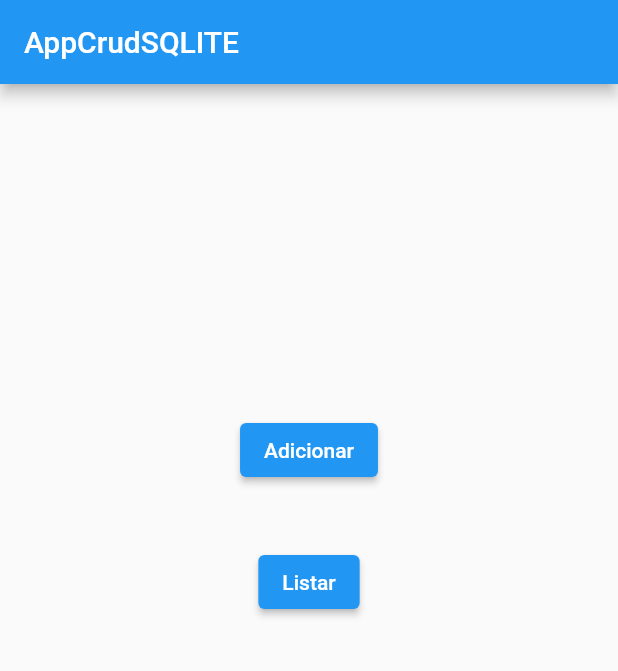
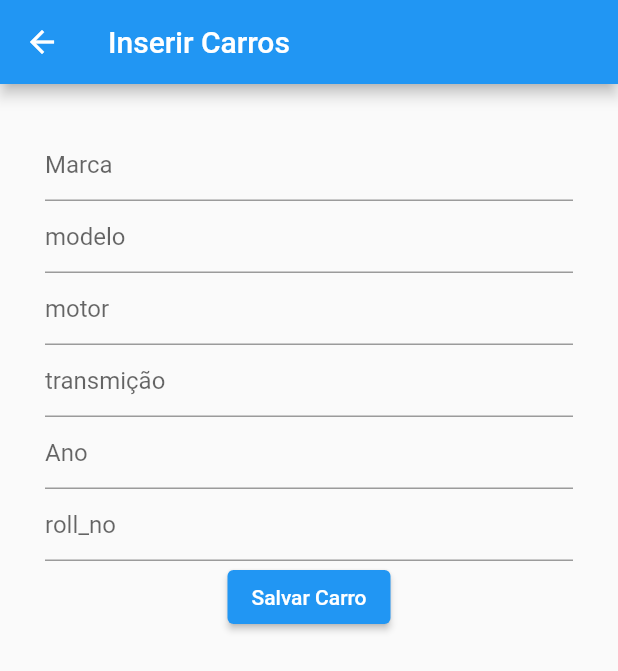
Before and after one commit to guicarsiqsantos/Projeto-FLUTTER, a Flutter app: the screen it shows after launch, after a tap on "Adicionar", on a phone screen of 412 x 824 dp. Shown: the top 671 px of the screen. Run offline on Flutter 3.47's test engine with Material 2 defaults, Android fonts, the phone set to English and light mode, and no system bars; our stand-ins replace sqflite; accounts and stored records are empty.

Commit message:
Subindo projeto

```diff
--- a/appcrudsqlite/lib/data/dbCarro.dart
+++ b/appcrudsqlite/lib/data/dbCarro.dart
@@ -21,7 +21,7 @@ class dbCarro {
       // When creating the db, create the table
 
       await db.execute('''
-                  CREATE TABLE IF NOT EXISTS books (
+                  CREATE TABLE IF NOT EXISTS carro (
                         id primary key,
                         marca varchar(255) not null,
                         modelo varchar(255) not null,
--- a/appcrudsqlite/lib/main.dart
+++ b/appcrudsqlite/lib/main.dart
@@ -35,20 +35,20 @@ class _HomeState extends State<Home> {
           SizedBox(height: 200),
           ElevatedButton(
             onPressed: () {
-            //  Navigator.push(context,
-               //   MaterialPageRoute(builder: (BuildContext context) {
-               // return AddBooks();
-             // }));
+            Navigator.push(context,
+               MaterialPageRoute(builder: (BuildContext context) {
+               return Add();
+             }));
             },
             child: Text("Adicionar"),
           ),
           SizedBox(height: 40),
           ElevatedButton(
             onPressed: () {
-              //Navigator.push(context,
-                //  MaterialPageRoute(builder: (BuildContext context) {
-               // return ListBooks();
-             // }));
+              Navigator.push(context,
+                MaterialPageRoute(builder: (BuildContext context) {
+               return ListCarro();
+             }));
             },
             child: Text("Listar"),
           ),
--- a/appcrudsqlite/lib/screens/add.dart
+++ b/appcrudsqlite/lib/screens/add.dart
@@ -0,0 +1,114 @@
+import 'package:flutter/material.dart';
+import 'package:appcrudsqlite/data/dbCarro.dart';
+
+class Add extends StatefulWidget {
+  @override
+  State<StatefulWidget> createState() {
+    return _Add();
+  }
+}
+
+class _Add extends State<Add> {
+  TextEditingController marca = TextEditingController();
+
+  TextEditingController modelo = TextEditingController();
+
+  TextEditingController motor = TextEditingController();
+
+  TextEditingController transmicao = TextEditingController();
+
+  TextEditingController ano = TextEditingController();
+
+  TextEditingController roll_no = TextEditingController();
+
+  //test editing controllers for form
+
+  dbCarro mydb = dbCarro(); //mydb new object from db.dart
+
+  @override
+  void initState() {
+    mydb.open(); //initilization database
+
+    super.initState();
+  }
+
+  @override
+  Widget build(BuildContext context) {
+    return Scaffold(
+        appBar: AppBar(
+          title: Text("Inserir Carros"),
+        ),
+        body: Container(
+          padding: EdgeInsets.all(30),
+          child: Column(
+            children: [
+              TextField(
+                controller: marca,
+                decoration: const InputDecoration(
+                  hintText: "Marca",
+                ),
+              ),
+              TextField(
+                controller: modelo,
+                decoration: const InputDecoration(
+                  hintText: "modelo",
+                ),
+              ),
+              TextField(
+                controller: motor,
+                decoration: const InputDecoration(
+                  hintText: "motor",
+                ),
+              ),
+              TextField(
+                controller: transmicao,
+                decoration: const InputDecoration(
+                  hintText: "transmição",
+                ),
+              ),
+              TextField(
+                controller: ano,
+                decoration: const InputDecoration(
+                  hintText: "Ano",
+                ),
+              ),
+              TextField(
+                controller: roll_no,
+                decoration: const InputDecoration(
+                  hintText: "roll_no",
+                ),
+              ),
+              ElevatedButton(
+                  onPressed: () {
+                    mydb.db.rawInsert(
+                        "INSERT INTO carro(marca, modelo, motor, transmicao, ano, roll_no) VALUES (?, ?, ?, ?, ?, ?);",
+                        [
+                          marca.text,
+                          modelo.text,
+                          motor.text,
+                          transmicao.text,
+                          ano.text,
+                          roll_no.text
+                        ]); //add student from form to database
+
+                    ScaffoldMessenger.of(context).showSnackBar(
+                        SnackBar(content: Text("Carro Adicionado")));
+
+                    marca.text = "";
+
+                    modelo.text = "";
+
+                    motor.text = "";
+
+                    transmicao.text = " ";
+
+                    ano.text = " ";
+
+                    roll_no.text = " ";
+                  },
+                  child: Text("Salvar Carro")),
+            ],
+          ),
+        ));
+  }
+}
--- a/appcrudsqlite/lib/screens/edit.dart
+++ b/appcrudsqlite/lib/screens/edit.dart
@@ -0,0 +1,132 @@
+import 'package:flutter/cupertino.dart';
+
+import 'package:flutter/material.dart';
+
+import 'package:appcrudsqlite/data/dbCarro.dart';
+
+class Edit extends StatefulWidget {
+  int rollno;
+
+  Edit({required this.rollno}); //constructor for class
+
+  @override
+  State<StatefulWidget> createState() {
+    return _Edit();
+  }
+}
+
+class _Edit extends State<Edit> {
+  TextEditingController marca = TextEditingController();
+
+  TextEditingController modelo = TextEditingController();
+
+  TextEditingController motor = TextEditingController();
+
+  TextEditingController transmicao = TextEditingController();
+
+  TextEditingController ano = TextEditingController();
+
+  TextEditingController roll_no = TextEditingController();
+
+  dbCarro mydb = new dbCarro();
+
+  @override
+  void initState() {
+    mydb.open();
+
+    Future.delayed(Duration(milliseconds: 500), () async {
+      var data = await mydb.getCarro(
+          widget.rollno); //widget.rollno is passed paramater to this class
+
+      if (data != null) {
+        marca.text = data["marca"];
+
+        modelo.text = data["modelo"];
+
+        motor.text = data["motor"];
+
+        transmicao.text = data["transmicao"];
+
+        ano.text = data["ano"];
+
+        roll_no.text = data["roll_no"].toString();
+
+        setState(() {});
+      } else {
+        print("Não encontrado dados com roll no: " + widget.rollno.toString());
+      }
+    });
+
+    super.initState();
+  }
+
+  @override
+  Widget build(BuildContext context) {
+    return Scaffold(
+        appBar: AppBar(
+          title: Text("Editar Carro"),
+        ),
+        body: Container(
+          padding: EdgeInsets.all(30),
+          child: Column(
+            children: [
+              TextField(
+                controller: marca,
+                decoration: InputDecoration(
+                  hintText: "Marca",
+                ),
+              ),
+              TextField(
+                controller: modelo,
+                decoration: InputDecoration(
+                  hintText: "Modelo",
+                ),
+              ),
+              TextField(
+                controller: motor,
+                decoration: InputDecoration(
+                  hintText: "motor",
+                ),
+              ),
+              TextField(
+                controller: transmicao,
+                decoration: InputDecoration(
+                  hintText: "Transmissão",
+                ),
+              ),
+              TextField(
+                controller: ano,
+                decoration: InputDecoration(
+                  hintText: "Ano",
+                ),
+              ),
+              TextField(
+                controller: roll_no,
+                decoration: InputDecoration(
+                  hintText: "roll_no",
+                ),
+              ),
+              ElevatedButton(
+                  onPressed: () {
+                    mydb.db.rawInsert(
+                        "UPDATE carro SET marca = ?, modelo = ?, motor = ?, transmicao=?, ano=? WHERE roll_no = ?",
+                        [
+                          modelo.text,
+                          marca.text,
+                          motor.text,
+                          transmicao.text,
+                          ano.text,
+                          widget.rollno
+                        ]);
+
+                    //update table with roll no.
+
+                    ScaffoldMessenger.of(context).showSnackBar(
+                        SnackBar(content: Text("Carro Alterado!")));
+                  },
+                  child: Text("Alterar Carro")),
+            ],
+          ),
+        ));
+  }
+}
```
Also changed, not shown: appcrudsqlite/lib/screens/list.dart (+97 -0 lines), 1 other file.
